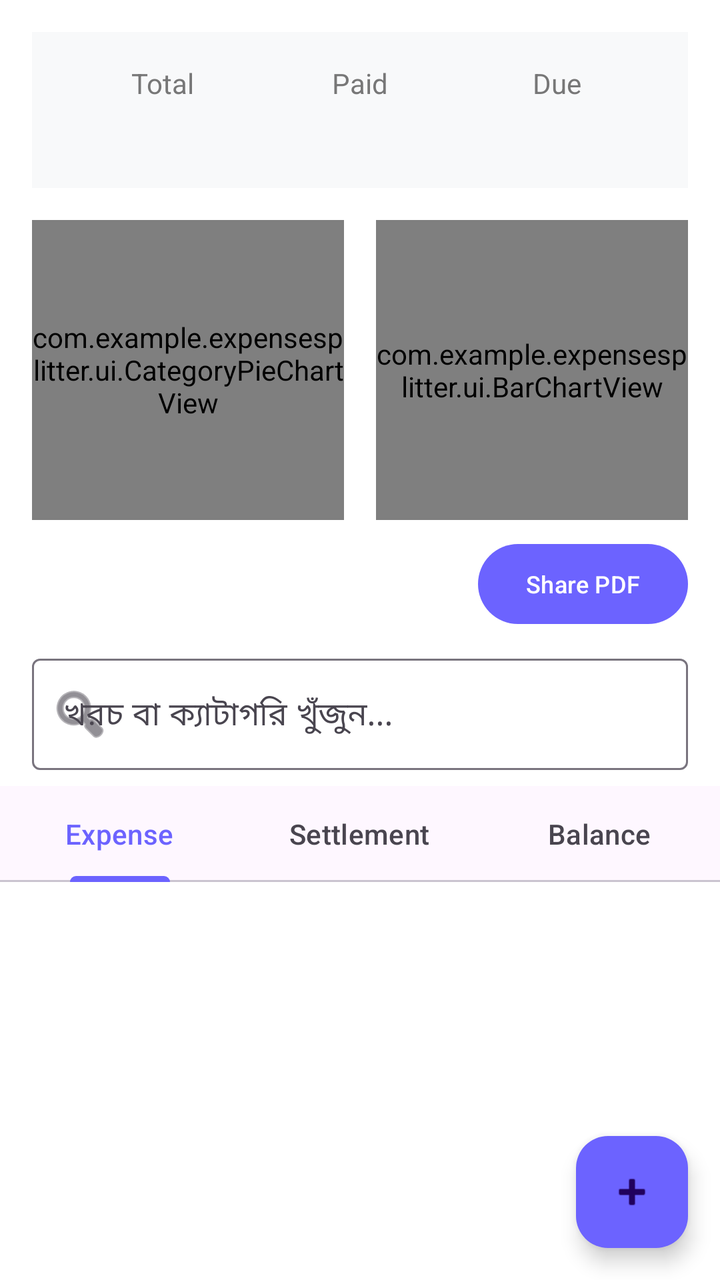
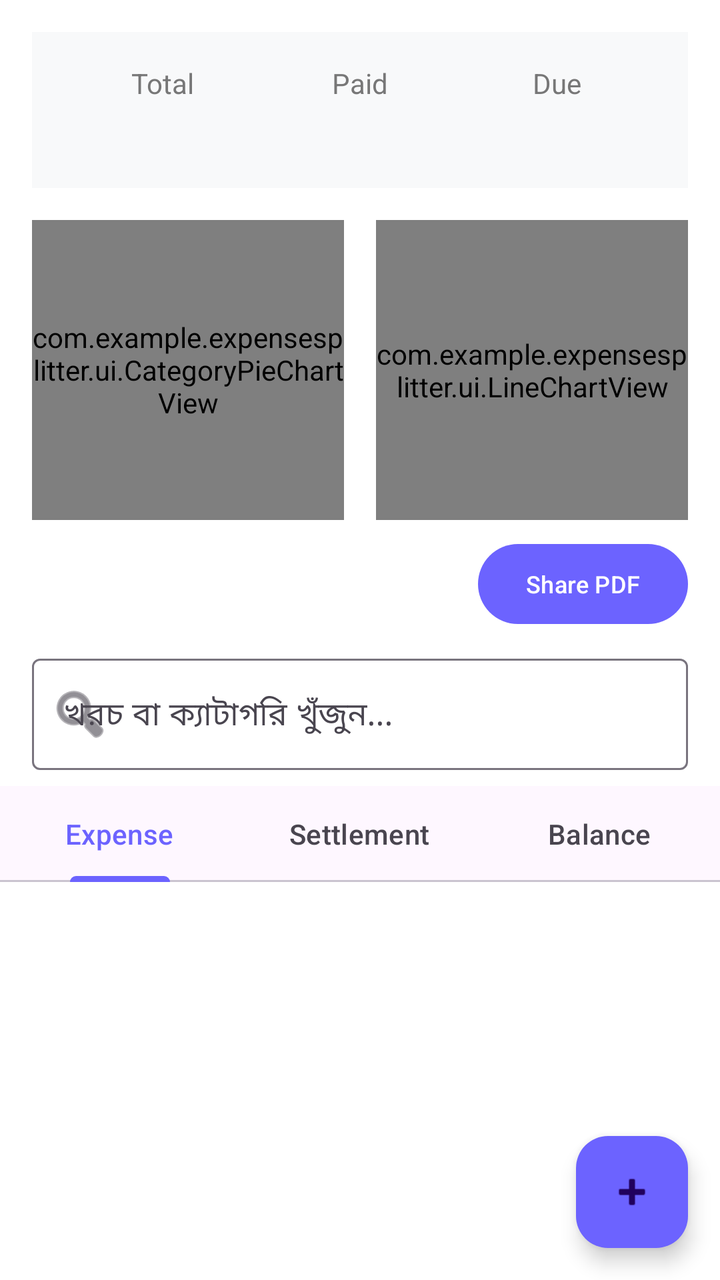

Compare the two renders of this Android layout. The source of the first and the diff that turns it into the second are given below.
<!-- AndroidManifest.xml: application theme Theme.ExpenseSplitter -->
<!-- res/layout/activity_group_detail.xml -->
<?xml version="1.0" encoding="utf-8"?>
<LinearLayout xmlns:android="http://schemas.android.com/apk/res/android"
    xmlns:app="http://schemas.android.com/apk/res-auto"
    android:orientation="vertical"
    android:layout_width="match_parent"
    android:layout_height="match_parent"
    android:background="@color/bg_color">

    
    <LinearLayout
        android:layout_width="match_parent"
        android:layout_height="wrap_content"
        android:orientation="horizontal"
        android:padding="16dp"
        android:background="#F8F9FA"
        android:layout_margin="16dp">
        
        <LinearLayout android:layout_width="0dp" android:layout_height="wrap_content" android:layout_weight="1" android:orientation="vertical" android:gravity="center">
            <TextView android:layout_width="wrap_content" android:layout_height="wrap_content" android:text="Total" android:textSize="14sp" android:textColor="#777777"/>
            <TextView android:id="@+id/tvTotal" android:layout_width="wrap_content" android:layout_height="wrap_content" android:textStyle="bold" android:textSize="20sp"/>
        </LinearLayout>
        
        <LinearLayout android:layout_width="0dp" android:layout_height="wrap_content" android:layout_weight="1" android:orientation="vertical" android:gravity="center">
            <TextView android:layout_width="wrap_content" android:layout_height="wrap_content" android:text="Paid" android:textSize="14sp" android:textColor="#777777"/>
            <TextView android:id="@+id/tvPaid" android:layout_width="wrap_content" android:layout_height="wrap_content" android:textStyle="bold" android:textSize="20sp" android:textColor="#2E7D32"/>
        </LinearLayout>
        
        <LinearLayout android:layout_width="0dp" android:layout_height="wrap_content" android:layout_weight="1" android:orientation="vertical" android:gravity="center">
            <TextView android:layout_width="wrap_content" android:layout_height="wrap_content" android:text="Due" android:textSize="14sp" android:textColor="#777777"/>
            <TextView android:id="@+id/tvDue" android:layout_width="wrap_content" android:layout_height="wrap_content" android:textStyle="bold" android:textSize="20sp" android:textColor="#C62828"/>
        </LinearLayout>
    </LinearLayout>

    
    <LinearLayout
        android:layout_width="match_parent"
        android:layout_height="150dp"
        android:orientation="horizontal"
        android:paddingHorizontal="16dp"
        android:layout_marginBottom="8dp">

        <com.example.expensesplitter.ui.CategoryPieChartView
            android:id="@+id/categoryPieChart"
            android:layout_width="0dp"
            android:layout_height="match_parent"
            android:layout_weight="1"
            android:layout_marginEnd="8dp"/>

        <com.example.expensesplitter.ui.BarChartView
            android:id="@+id/barChart"
            android:layout_width="0dp"
            android:layout_height="match_parent"
            android:layout_weight="1"
            android:layout_marginStart="8dp"/>
    </LinearLayout>

    <com.google.android.material.button.MaterialButton
        android:id="@+id/btnSharePdf"
        android:layout_width="wrap_content"
        android:layout_height="wrap_content"
        android:text="Share PDF"
        android:textSize="12sp"
        android:layout_gravity="end"
        android:layout_marginEnd="16dp"
        android:layout_marginBottom="8dp"
        app:backgroundTint="#6C63FF"/>
        
    <com.google.android.material.textfield.TextInputLayout
        style="@style/Widget.Material3.TextInputLayout.OutlinedBox"
        android:layout_width="match_parent"
        android:layout_height="wrap_content"
        android:layout_marginHorizontal="16dp"
        android:layout_marginBottom="8dp"
        app:startIconDrawable="@android:drawable/ic_menu_search">
        <com.google.android.material.textfield.TextInputEditText
            android:id="@+id/etSearchExpense"
            android:layout_width="match_parent"
            android:layout_height="wrap_content"
            android:hint="খরচ বা ক্যাটাগরি খুঁজুন..."
            android:inputType="text"/>
    </com.google.android.material.textfield.TextInputLayout>

    <com.google.android.material.tabs.TabLayout
        android:id="@+id/tabLayout"
        android:layout_width="match_parent"
        android:layout_height="wrap_content">
        <com.google.android.material.tabs.TabItem android:text="Expense"/>
        <com.google.android.material.tabs.TabItem android:text="Settlement"/>
        <com.google.android.material.tabs.TabItem android:text="Balance"/>
    </com.google.android.material.tabs.TabLayout>

    <androidx.recyclerview.widget.RecyclerView
        android:id="@+id/recyclerView"
        android:layout_width="match_parent"
        android:layout_height="0dp"
        android:layout_weight="1"
        android:padding="8dp"/>

    <com.google.android.material.floatingactionbutton.FloatingActionButton
        android:id="@+id/fabAdd"
        android:layout_width="wrap_content"
        android:layout_height="wrap_content"
        android:layout_gravity="end|bottom"
        android:layout_margin="16dp"
        android:src="@android:drawable/ic_input_add"
        app:backgroundTint="#6C63FF"/>
</LinearLayout>
<!-- resources referenced by this layout -->
<resources>
  <color name="bg_color">#FFFFFF</color>
  <style name="Theme.ExpenseSplitter" parent="Theme.Material3.DayNight.NoActionBar">
          <item name="colorPrimary">@color/purple_primary</item>
          <item name="android:windowBackground">@color/bg_color</item>
          <item name="android:statusBarColor">@color/bg_color</item>
          <item name="android:windowLightStatusBar">true</item>
      </style>
  <color name="purple_primary">#6C63FF</color>
</resources>

<!-- the commit's change to res/layout/activity_group_detail.xml (unified diff, before → after) -->
@@ -46,8 +46,8 @@
             android:layout_weight="1"
             android:layout_marginEnd="8dp"/>
 
-        <com.example.expensesplitter.ui.BarChartView
-            android:id="@+id/barChart"
+         <com.example.expensesplitter.ui.LineChartView
+            android:id="@+id/lineChart"
             android:layout_width="0dp"
             android:layout_height="match_parent"
             android:layout_weight="1"
